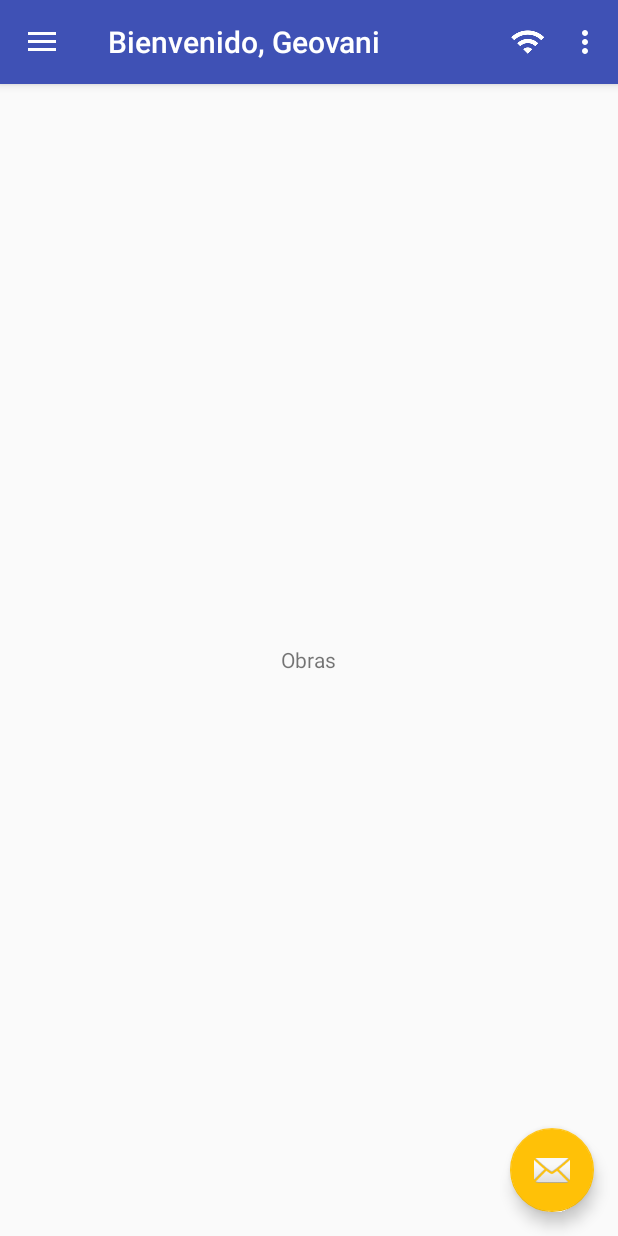
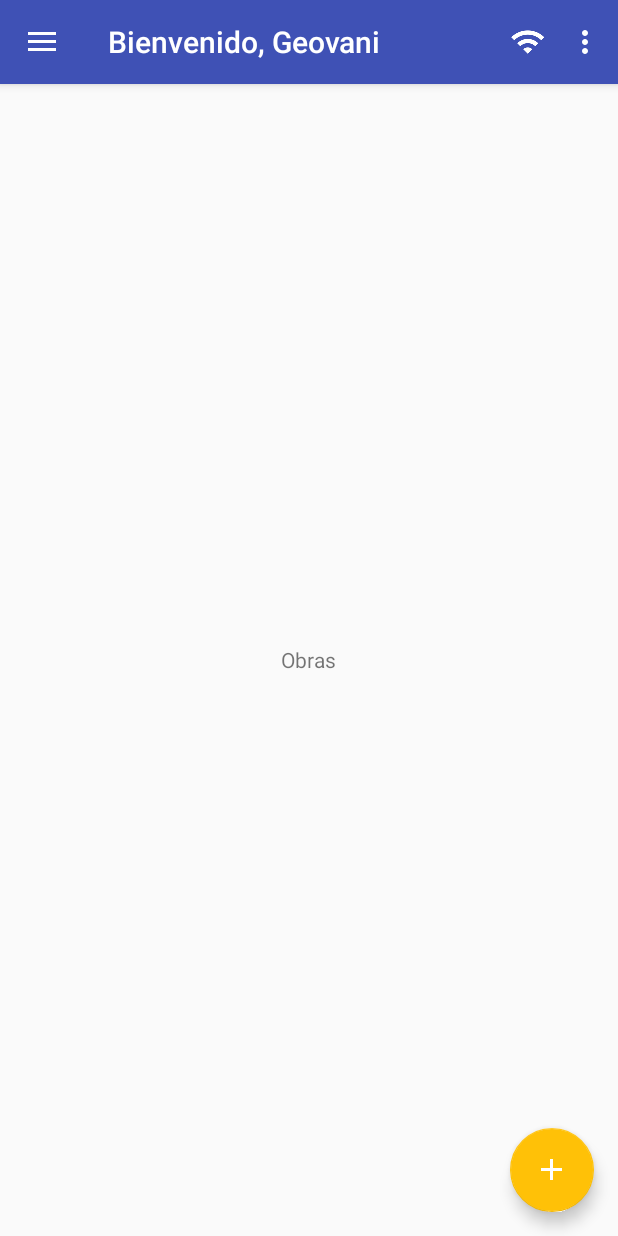
Before and after one commit to MyGvs/ConferenciaEpiscopalBoliviana, an Android app: the NavigationActivity screen opened directly, with no data from a screen before it, on a phone screen of 412 x 824 dp. Run offline under Robolectric (Android 15) with nearby library versions, the phone set to English and light mode, and no system bars; our stand-ins replace CircleImageView.

Commit message:
Action Buttons en las pestañas necesarias

```diff
--- a/app/build.gradle
+++ b/app/build.gradle
@@ -30,4 +30,5 @@ dependencies {
     compile 'com.facebook.android:facebook-android-sdk:[4,5)'
     compile 'de.hdodenhof:circleimageview:2.1.0'
     testCompile 'junit:junit:4.12'
+    compile 'com.android.support:gridlayout-v7:24.2.1'
 }
--- a/app/src/main/java/com/fuzzyapps/conferenciaepiscopalboliviana/nav_obrasFragment.java
+++ b/app/src/main/java/com/fuzzyapps/conferenciaepiscopalboliviana/nav_obrasFragment.java
@@ -3,9 +3,11 @@ package com.fuzzyapps.conferenciaepiscopalboliviana;
 import android.app.Fragment;
 import android.os.Bundle;
 import android.support.annotation.Nullable;
+import android.support.design.widget.FloatingActionButton;
 import android.view.LayoutInflater;
 import android.view.View;
 import android.view.ViewGroup;
+import android.widget.Toast;
 
 
 /**
@@ -21,6 +23,13 @@ public class nav_obrasFragment extends Fragment {
     @Override
     public View onCreateView(LayoutInflater inflater, ViewGroup container, Bundle savedInstanceState) {
         view = inflater.inflate(R.layout.nav_obras_fragment, container, false);
+        FloatingActionButton fab = (FloatingActionButton) view.findViewById(R.id.fab);
+        fab.setOnClickListener(new View.OnClickListener() {
+            @Override
+            public void onClick(View view) {
+                Toast.makeText(getActivity(),"obras",Toast.LENGTH_SHORT).show();
+            }
+        });
         return view;
     }
 
--- a/app/src/main/res/layout/app_bar_navigation.xml
+++ b/app/src/main/res/layout/app_bar_navigation.xml
@@ -28,14 +28,14 @@
         </android.support.v7.widget.Toolbar>
 
     </android.support.design.widget.AppBarLayout>
-
+    <!--
     <android.support.design.widget.FloatingActionButton
         android:id="@+id/fab"
         android:layout_width="wrap_content"
         android:layout_height="wrap_content"
         android:layout_gravity="bottom|end"
         android:layout_margin="@dimen/fab_margin"
-        android:src="@android:drawable/ic_dialog_email" />
+        android:src="@android:drawable/ic_dialog_email" />-->
 
     <include layout="@layout/content_navigation" />
 
--- a/app/src/main/res/layout/content_navigation.xml
+++ b/app/src/main/res/layout/content_navigation.xml
@@ -4,10 +4,6 @@
     xmlns:tools="http://schemas.android.com/tools"
     android:layout_width="match_parent"
     android:layout_height="match_parent"
-    android:paddingBottom="@dimen/activity_vertical_margin"
-    android:paddingLeft="@dimen/activity_horizontal_margin"
-    android:paddingRight="@dimen/activity_horizontal_margin"
-    android:paddingTop="@dimen/activity_vertical_margin"
     app:layout_behavior="@string/appbar_scrolling_view_behavior"
     tools:context="com.fuzzyapps.conferenciaepiscopalboliviana.NavigationActivity"
     tools:showIn="@layout/app_bar_navigation">
--- a/app/src/main/res/layout/nav_obras_fragment.xml
+++ b/app/src/main/res/layout/nav_obras_fragment.xml
@@ -11,5 +11,12 @@
         android:layout_centerHorizontal="true"
         android:layout_centerVertical="true"
         android:text="Obras" />
-
+    <android.support.design.widget.FloatingActionButton
+        android:id="@+id/fab"
+        android:layout_width="56dp"
+        android:layout_height="56dp"
+        android:src="@mipmap/ic_add_white_24dp"
+        android:layout_alignParentBottom="true"
+        android:layout_alignParentEnd="true"
+        android:layout_margin="@dimen/fab_margin"/>
 </RelativeLayout>
```
Also changed, not shown: app/src/main/java/com/fuzzyapps/conferenciaepiscopalboliviana/NavigationActivity.java (+9 -3 lines), app/src/main/java/com/fuzzyapps/conferenciaepiscopalboliviana/nav_departamentoFragment.java (+9 -0 lines), app/src/main/java/com/fuzzyapps/conferenciaepiscopalboliviana/nav_tipoObraFragment.java (+9 -0 lines), app/src/main/res/layout/nav_calendario_fragment.xml (+4 -3 lines), app/src/main/res/layout/nav_departamento_fragment.xml (+8 -1 lines), app/src/main/res/layout/nav_tipo_obra_fragment.xml (+8 -1 lines).
